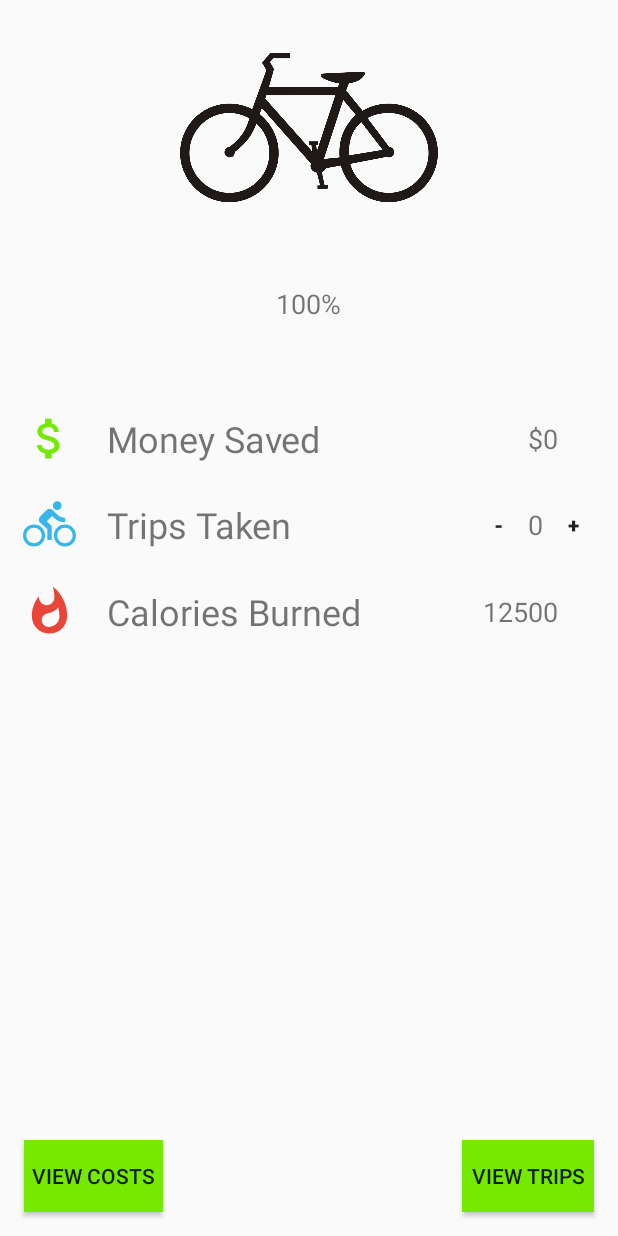
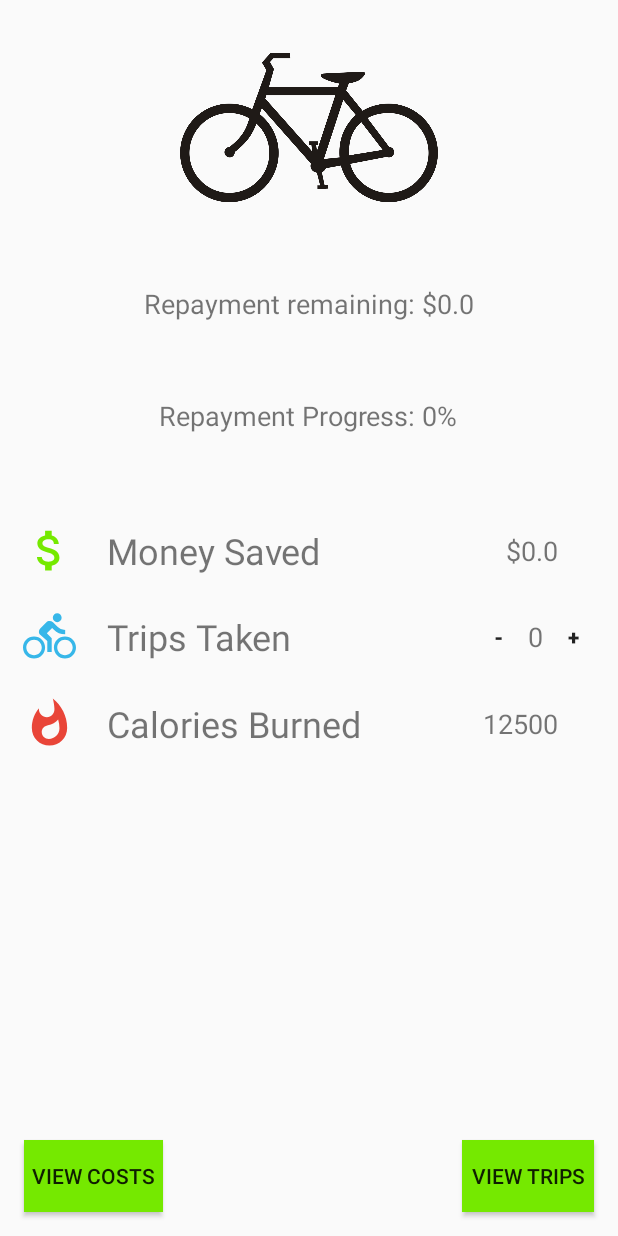
Before and after one commit to russell-knight/cycle-save, an Android app: the HomeActivity screen opened directly, with no data from a screen before it, on a phone screen of 412 x 824 dp. Run offline under Robolectric (Android 15) with nearby library versions, the light colour scheme and no system bars.

Commit message:
Implemented repayment progress on home screen

```diff
--- a/app/src/main/java/android/example/cyclesave/CostsActivity.kt
+++ b/app/src/main/java/android/example/cyclesave/CostsActivity.kt
@@ -18,7 +18,7 @@ class CostsActivity : AppCompatActivity() {
 
     private val newCostActivityRequestCode = 1
     private lateinit var costViewModel: CostViewModel
-    var totalCost = 0
+    var totalCost = 0.0
 
     override fun onCreate(savedInstanceState: Bundle?) {
         super.onCreate(savedInstanceState)
--- a/app/src/main/java/android/example/cyclesave/GlobalVariables.kt
+++ b/app/src/main/java/android/example/cyclesave/GlobalVariables.kt
@@ -4,6 +4,8 @@ import android.app.Application
 
 class GlobalVariables : Application() {
     companion object {
-        var totalCost: Int = 0
+        const val FULL_FARE = 4.50
+        const val CONCES_FARE = 2.25
+        var totalCost = 0.0
     }
 }
--- a/app/src/main/java/android/example/cyclesave/HomeActivity.kt
+++ b/app/src/main/java/android/example/cyclesave/HomeActivity.kt
@@ -7,6 +7,8 @@ import android.os.Bundle
 import android.widget.Button
 import android.widget.TextView
 import android.widget.Toast
+import kotlinx.android.synthetic.main.activity_home.*
+import kotlin.math.roundToInt
 
 // import FloatingButton here?
 
@@ -14,31 +16,34 @@ class HomeActivity : AppCompatActivity() {
 
     private val returnHomeRequestCode = 1
 
-    private var totalCost = 0
+    private var transportSavings = 0.0
     private var tripsTaken = 0
-    private var moneySaved = 0
+    private var costRemaining = 0.0
+    private var repaymentProgress = 0
 
     override fun onCreate(savedInstanceState: Bundle?) {
         super.onCreate(savedInstanceState)
         setContentView(R.layout.activity_home)
 
-        // Global variable
-        var moneySaved = findViewById<TextView>(R.id.money_saved_value)
-        moneySaved.text = "$" + GlobalVariables.totalCost.toString()
-        // Set initial values
-        var tripsText = findViewById<TextView>(R.id.trips_taken_value)
-        tripsText.text = tripsTaken.toString()
+        calculateCosts()
+        updateValues()
 
         val addTrip = findViewById<Button>(R.id.add_trip_button)
         addTrip.setOnClickListener{
             tripsTaken++
-            tripsText.text = tripsTaken.toString()
+            calculateCosts()
+            updateValues()
         }
 
         val subtractTrip = findViewById<Button>(R.id.subtract_trip_button)
         subtractTrip.setOnClickListener{
-            tripsTaken--
-            tripsText.text = tripsTaken.toString()
+            // trips taken cannot be negative
+            if (tripsTaken != 0) {
+                tripsTaken--
+                calculateCosts()
+                updateValues()
+            }
+
         }
 
         // Set button to go to Costs Activity
@@ -51,8 +56,27 @@ class HomeActivity : AppCompatActivity() {
 
     override fun onResume() {
         super.onResume()
-        // Retrieve global variables
-        var moneySaved = findViewById<TextView>(R.id.money_saved_value)
-        moneySaved.text = "$" + GlobalVariables.totalCost.toString()
+        calculateCosts()
+        updateValues()
+    }
+    /* This function updates the values for the TextViews on the home screen */
+    fun updateValues() {
+        trips_taken_value.text = tripsTaken.toString()
+        money_saved_value.text = "$" + transportSavings
+        cost_remaining.text = "Repayment remaining: $" + costRemaining
+        repayment_percentage.text = "Repayment Progress: " + repaymentProgress.toString() + "%"
+    }
+
+    /* Calculates costs and updates necessary variables */
+    fun calculateCosts() {
+        this.transportSavings = tripsTaken * GlobalVariables.FULL_FARE
+        costRemaining = GlobalVariables.totalCost - transportSavings
+        if (GlobalVariables.totalCost == 0.0) {
+            repaymentProgress = 0
+        }
+        else {
+            repaymentProgress = 100 - (costRemaining/GlobalVariables.totalCost*100).roundToInt()
+        }
+
     }
 }
--- a/app/src/main/res/layout/activity_home.xml
+++ b/app/src/main/res/layout/activity_home.xml
@@ -20,6 +20,16 @@
             android:src="@drawable/bicycle_icon" />
 
         <TextView
+            android:id="@+id/cost_remaining"
+            android:layout_width="wrap_content"
+            android:layout_height="wrap_content"
+            android:layout_gravity="center"
+            android:layout_marginBottom="50dp"
+            android:text="Repayment Remaining"
+            android:textSize="18sp" />
+
+        <TextView
+            android:id="@+id/repayment_percentage"
             android:layout_width="wrap_content"
             android:layout_height="wrap_content"
             android:layout_gravity="center"
```
